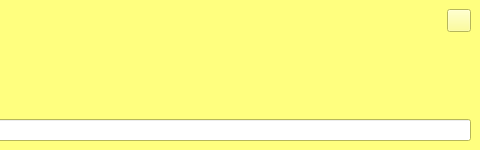
First picture: the form in src/qt/forms/sendcoinsentry.ui, repository The-Yerbas-Endeavor/yerbas, before the edit; both pictures show x 249 to 729 and y 0 to 150 of the 729 by 150 pixel window.
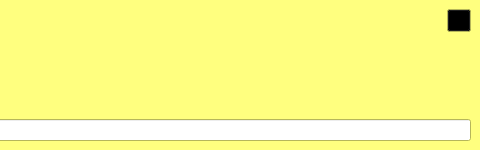
Second picture: the form after the edit. The open tabs and pages were chosen to show the change. Custom widgets are drawn as their Qt base class.

The edit to the form file:
```diff
--- a/src/qt/forms/sendcoinsentry.ui
+++ b/src/qt/forms/sendcoinsentry.ui
@@ -335,6 +335,15 @@
         </color>
        </brush>
       </colorrole>
+      <colorrole role="Button">
+       <brush brushstyle="NoBrush">
+        <color alpha="128">
+         <red>0</red>
+         <green>0</green>
+         <blue>0</blue>
+        </color>
+       </brush>
+      </colorrole>
      </active>
      <inactive>
       <colorrole role="WindowText">
@@ -472,6 +481,15 @@
         </color>
        </brush>
       </colorrole>
+      <colorrole role="Button">
+       <brush brushstyle="NoBrush">
+        <color alpha="128">
+         <red>0</red>
+         <green>0</green>
+         <blue>0</blue>
+        </color>
+       </brush>
+      </colorrole>
      </inactive>
      <disabled>
       <colorrole role="WindowText">
@@ -609,6 +627,15 @@
         </color>
        </brush>
       </colorrole>
+      <colorrole role="Button">
+       <brush brushstyle="NoBrush">
+        <color alpha="128">
+         <red>0</red>
+         <green>0</green>
+         <blue>0</blue>
+        </color>
+       </brush>
+      </colorrole>
      </disabled>
     </palette>
    </property>
```
Left out of the diff: 36 changed lines with no effect on the pictures.
